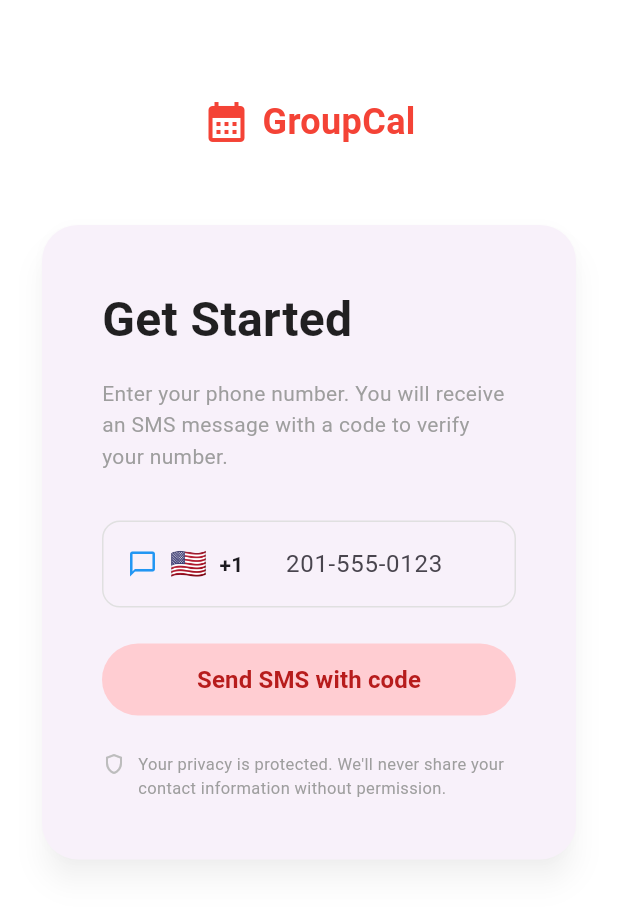
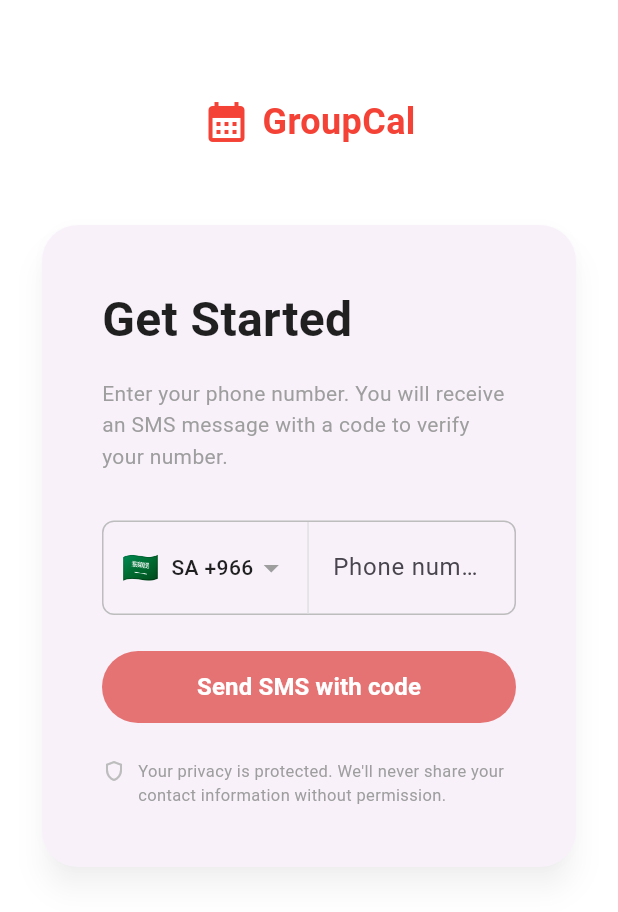
Before and after one commit to najiezzeldien/shared_calendar, a Flutter app: the screen it shows after launch, on a phone screen of 412 x 824 dp. Shown: the top 912 px of the screen. Run offline on Flutter 3.47's test engine with Material 3 defaults, Android fonts, the phone set to English and light mode, and no system bars; our stand-ins replace cloud_firestore, equatable, firebase_auth, firebase_core, firebase_messaging, flutter_riverpod and 6 more; missing offline and left inert: device_calendar; accounts and stored records are empty; generated files the repository leaves out were written again.

Commit message:
Auth Refinement: Confirmation Dialog & SA Input Style

```diff
--- a/lib/features/auth/presentation/pages/login_screen.dart
+++ b/lib/features/auth/presentation/pages/login_screen.dart
@@ -184,38 +184,50 @@
 
             if (!_codeSent) ...[
               // Phone Input
+              // Phone Input Section
               Container(
                 decoration: BoxDecoration(
-                  borderRadius: BorderRadius.circular(12),
-                  border: Border.all(color: Colors.grey.shade300),
-                ),
-                padding: const EdgeInsets.symmetric(
-                  horizontal: 16,
-                  vertical: 4,
+                  borderRadius: BorderRadius.circular(8),
+                  border: Border.all(color: Colors.grey.shade400),
                 ),
                 child: Row(
                   children: [
-                    const Icon(
-                      Icons.chat_bubble_outline,
-                      color: Colors.blue,
-                      size: 20,
+                    // Mock Country Selector (SA +966)
+                    Container(
+                      padding: const EdgeInsets.symmetric(
+                        horizontal: 12,
+                        vertical: 16,
+                      ),
+                      decoration: BoxDecoration(
+                        border: Border(
+                          right: BorderSide(color: Colors.grey.shade300),
+                        ),
+                      ),
+                      child: Row(
+                        children: const [
+                          // A simple flag icon or text
+                          Text("🇸🇦", style: TextStyle(fontSize: 20)),
+                          SizedBox(width: 8),
+                          Text(
+                            "SA +966",
+                            style: TextStyle(
+                              fontWeight: FontWeight.w500,
+                              color: Colors.black87,
+                            ),
+                          ),
+                          Icon(Icons.arrow_drop_down, color: Colors.grey),
+                        ],
+                      ),
                     ),
-                    const SizedBox(width: 8),
-                    // Mock US Flag
-                    const Text("🇺🇸", style: TextStyle(fontSize: 20)),
-                    const SizedBox(width: 8),
-                    const Text(
-                      "+1",
-                      style: TextStyle(fontWeight: FontWeight.bold),
-                    ),
-                    const SizedBox(width: 12),
-                    const VerticalDivider(),
                     Expanded(
                       child: TextField(
                         controller: _phoneController,
                         decoration: const InputDecoration(
                           border: InputBorder.none,
-                          hintText: "201-555-0123",
+                          hintText: "50 012 2768",
+                          contentPadding: EdgeInsets.symmetric(horizontal: 16),
+                          labelText: "Phone number",
+                          floatingLabelStyle: TextStyle(color: Colors.red),
                         ),
                         keyboardType: TextInputType.phone,
                       ),
@@ -228,10 +240,79 @@
                 width: double.infinity,
                 height: 48,
                 child: ElevatedButton(
-                  onPressed: _sendSms,
+                  onPressed: () {
+                    final phone = _phoneController.text.trim();
+                    if (phone.isEmpty) return;
+
+                    showDialog(
+                      context: context,
+                      builder: (context) => AlertDialog(
+                        shape: RoundedRectangleBorder(
+                          borderRadius: BorderRadius.circular(24),
+                        ),
+                        title: const Center(
+                          child: Text(
+                            "Number confirmation",
+                            style: TextStyle(fontWeight: FontWeight.bold),
+                          ),
+                        ),
+                        content: Column(
+                          mainAxisSize: MainAxisSize.min,
+                          children: [
+                            Text(
+                              "+966 - $phone", // Mocking formatted number
+                              style: const TextStyle(
+                                fontSize: 18,
+                                fontWeight: FontWeight.w500,
+                              ),
+                            ),
+                            const SizedBox(height: 16),
+                            const Text(
+                              "Is your phone number above correct?",
+                              textAlign: TextAlign.center,
+                              style: TextStyle(color: Colors.grey),
+                            ),
+                          ],
+                        ),
+                        actionsAlignment: MainAxisAlignment.center,
+                        actions: [
+                          Column(
+                            crossAxisAlignment: CrossAxisAlignment.stretch,
+                            children: [
+                              ElevatedButton(
+                                onPressed: () {
+                                  Navigator.pop(context); // Close dialog
+                                  _sendSms(); // Proceed to send SMS
+                                },
+                                style: ElevatedButton.styleFrom(
+                                  backgroundColor: Colors.white,
+                                  elevation: 0,
+                                ),
+                                child: const Text(
+                                  "YES",
+                                  style: TextStyle(
+                                    color: Colors.black,
+                                    fontWeight: FontWeight.bold,
+                                  ),
+                                ),
+                              ),
+                              const Divider(),
+                              TextButton(
+                                onPressed: () => Navigator.pop(context),
+                                child: const Text(
+                                  "EDIT",
+                                  style: TextStyle(color: Colors.black),
+                                ),
+                              ),
+                            ],
+                          ),
+                        ],
+                      ),
+                    );
+                  },
                   style: ElevatedButton.styleFrom(
-                    backgroundColor: const Color(0xFFFFCDD2), // Pinkish
-                    foregroundColor: Colors.red.shade900,
+                    backgroundColor: const Color(0xFFE57373), // Reddish
+                    foregroundColor: Colors.white,
                     elevation: 0,
                     shape: RoundedRectangleBorder(
                       borderRadius: BorderRadius.circular(24),
--- a/pubspec.yaml
+++ b/pubspec.yaml
@@ -85,9 +85,8 @@
   generate: true
 
   # To add assets to your application, add an assets section, like this:
-  # assets:
-  #   - images/a_dot_burr.jpeg
-  #   - images/a_dot_ham.jpeg
+  assets:
+    - assets/
 
   # An image asset can refer to one or more resolution-specific "variants", see
   # https://flutter.dev/to/resolution-aware-images
```
